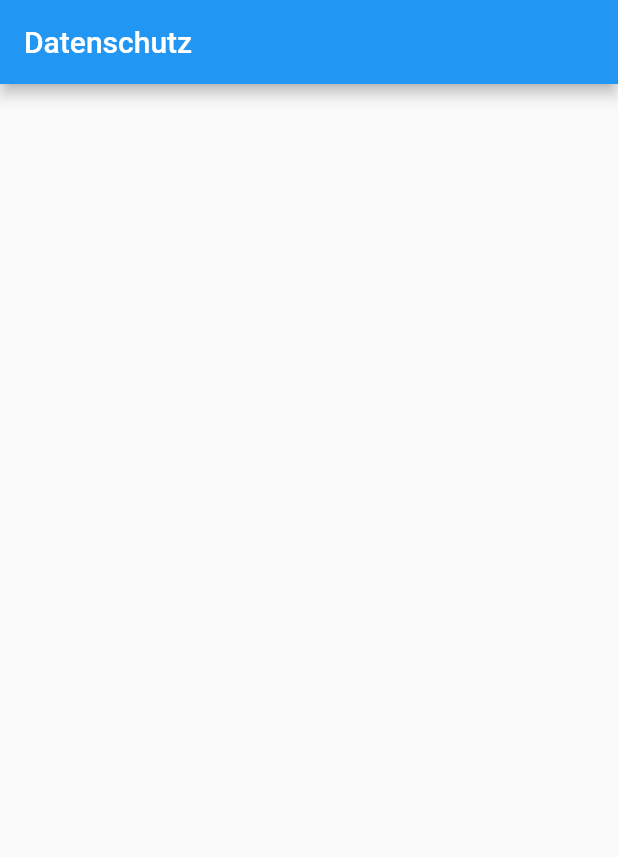
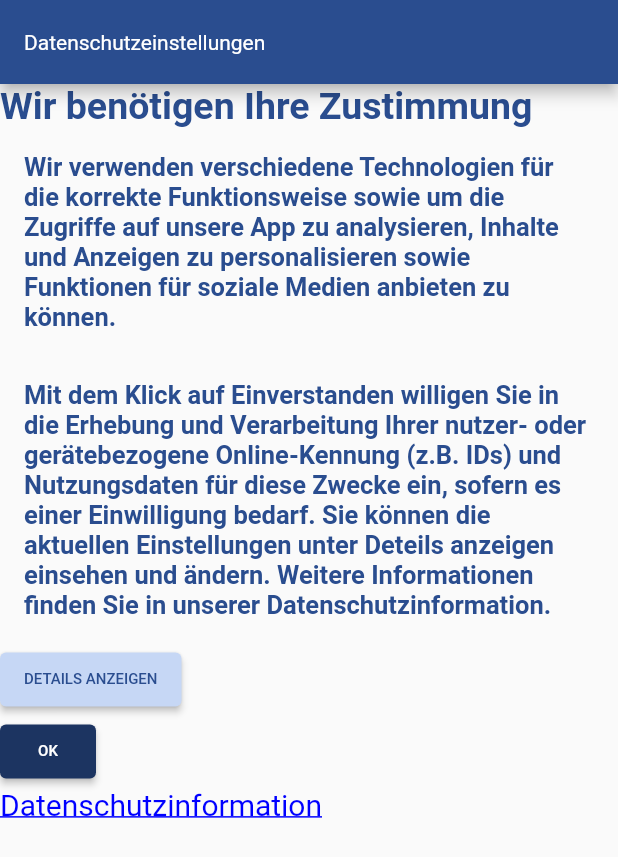
Before and after one commit to PascalWitzel/flutter_app_datenschutzscreen, a Flutter app: the screen it shows after launch, on a phone screen of 412 x 824 dp. Shown: the top 857 px of the screen. Run offline on Flutter 3.47's test engine with Material 2 defaults, Android fonts, the phone set to English and light mode, and no system bars.

Commit message:
version a

```diff
--- a/lib/Datenschutz.dart
+++ b/lib/Datenschutz.dart
@@ -5,23 +5,98 @@ class datenschutz extends StatelessWidget {
   Widget build(BuildContext context) {
     return Scaffold(
       appBar: AppBar(
-        title: Text("Datenschutz"),
+        title: Text("Datenschutzeinstellungen"),
+        titleTextStyle: TextStyle(),
+        backgroundColor: Color.fromARGB(255, 42, 77, 143),
       ),
-      body: SingleChildScrollView (
+      body: Center(
         child: Column(
           crossAxisAlignment: CrossAxisAlignment.start,
           children: [
-            texte(),
-            texte(),
 
+            Text(
+              "Wir benötigen Ihre Zustimmung",
+              style: TextStyle(
+                fontSize: 25,
+                fontWeight: FontWeight.bold,
+                color: Color.fromARGB(255, 42, 77, 143),
+              ),
+            ),
+            texte(
+                "Wir verwenden verschiedene Technologien "
+                "für die korrekte Funktionsweise sowie um "
+                "die Zugriffe auf unsere App zu analysieren, "
+                "Inhalte und Anzeigen zu personalisieren sowie "
+                "Funktionen für soziale Medien anbieten zu "
+                "können.",
+                context),
+            texte(
+                "Mit dem Klick auf Einverstanden willigen Sie "
+                "in die Erhebung und Verarbeitung Ihrer nutzer- "
+                "oder gerätebezogene Online-Kennung (z.B. "
+                "IDs) und Nutzungsdaten für diese Zwecke "
+                "ein, sofern es einer Einwilligung bedarf. Sie "
+                "können die aktuellen Einstellungen unter "
+                "Deteils anzeigen einsehen und ändern. "
+                "Weitere Informationen finden Sie in unserer "
+                "Datenschutzinformation.",
+                context),
+
+            ElevatedButton(
+              style: TextButton.styleFrom(
+                backgroundColor: Color.fromARGB(255, 198, 215, 245),
+
+              ),
+              onPressed: () {},
+              child: Text(
+                "DETAILS ANZEIGEN",
+                style: TextStyle(
+                    fontSize: 10, color: Color.fromARGB(255, 42, 77, 143)),
+              ),
+            ),
+
+            ElevatedButton(
+              style: TextButton.styleFrom(
+                backgroundColor: Color.fromARGB(255, 28, 52, 97),
+              ),
+              onPressed: () {},
+              child: Text(
+                "OK",
+                style: TextStyle(
+                  fontSize: 10,
+                  color: Colors.white,
+                ),
+              ),
+            ),
+            Text(
+              "Datenschutzinformation",
+              style: TextStyle(
+                decoration: TextDecoration.underline,
+                fontSize: 20,
+                fontWeight: FontWeight.normal,
+                color: Color.fromARGB(255, 00, 00, 255),
+              ),
+            ),
           ],
         ),
       ),
     );
   }
-  Widget texte () {
+
+  Widget texte(String text, BuildContext context) {
     return Padding(
-      padding: const EdgeInsets.all(8.0),
-    );
+        padding: const EdgeInsets.all(8.0),
+        child: Container(
+            child: Padding(
+          padding: const EdgeInsets.all(8.0),
+          child: Text(
+            text,
+            style: TextStyle(
+              fontSize: 17,
+              color: Color.fromARGB(255, 42, 77, 143),
+              fontWeight: FontWeight.bold,
+            ),
+          ),
+        )));
   }
 }
```
